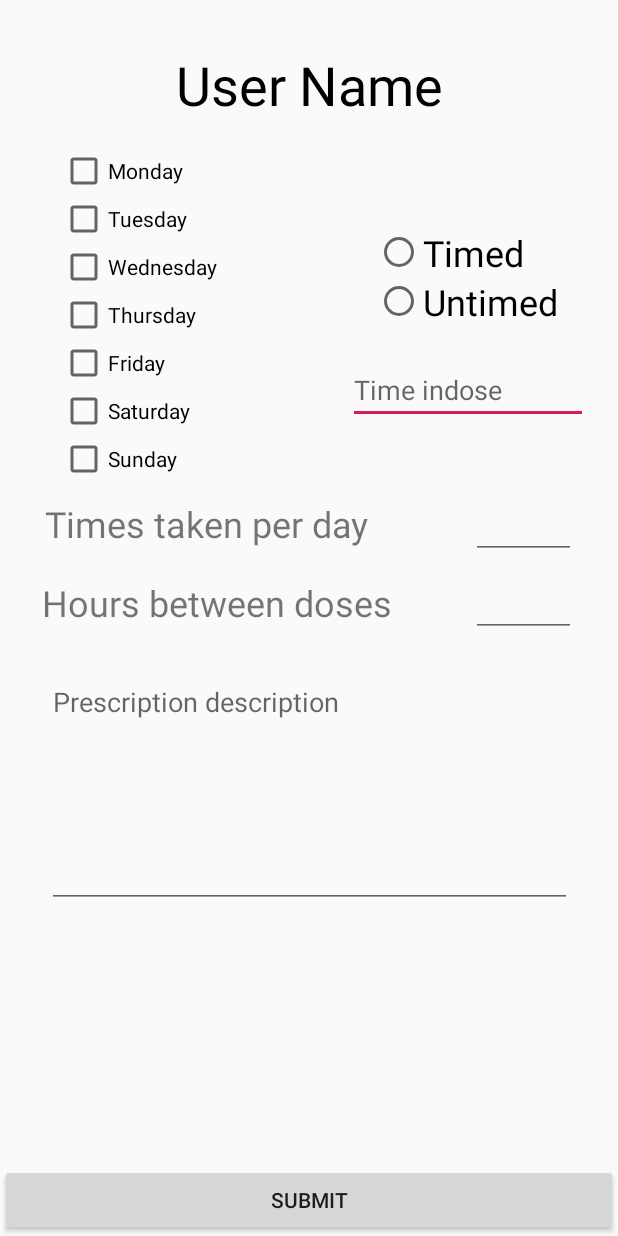
After one commit to zyc1996/CS401_Group3_Project3, an Android app: the layout activity_add_prescription.xml on its own in the app's theme, with its tools: preview values and no code run, on a phone screen of 412 x 824 dp. The commit adds this screen. Run offline under Robolectric (Android 15) with nearby library versions, the phone set to English and light mode, and no system bars.

Commit message:
Manual merge attempt with Ybranch

```diff
--- a/app/src/main/java/cs401/group3/pillpopper/ui/HomepagePatientActivity.java
+++ b/app/src/main/java/cs401/group3/pillpopper/ui/HomepagePatientActivity.java
@@ -1,10 +1,10 @@
 package cs401.group3.pillpopper.ui;
 
-import android.os.Bundle;
+        import android.os.Bundle;
 
-import androidx.appcompat.app.AppCompatActivity;
+        import androidx.appcompat.app.AppCompatActivity;
 
-import cs401.group3.pillpopper.R;
+        import cs401.group3.pillpopper.R;
 
 public class HomepagePatientActivity extends AppCompatActivity {
 
--- /dev/null
+++ b/app/src/main/res/layout/activity_add_prescription.xml
@@ -0,0 +1,185 @@
+<?xml version="1.0" encoding="utf-8"?>
+<androidx.constraintlayout.widget.ConstraintLayout xmlns:android="http://schemas.android.com/apk/res/android"
+    xmlns:app="http://schemas.android.com/apk/res-auto"
+    xmlns:tools="http://schemas.android.com/tools"
+    android:layout_width="match_parent"
+    android:layout_height="match_parent"
+    tools:context=".ui.AddPrescriptionActivity">
+
+    <TextView
+        android:id="@+id/user_name"
+        android:layout_width="wrap_content"
+        android:layout_height="wrap_content"
+        android:layout_marginTop="32dp"
+        android:text="@string/user_name"
+        android:textColor="@android:color/black"
+        android:textSize="36sp"
+        app:layout_constraintEnd_toEndOf="parent"
+        app:layout_constraintStart_toStartOf="parent"
+        app:layout_constraintTop_toTopOf="parent" />
+
+    <androidx.appcompat.widget.LinearLayoutCompat
+        android:layout_width="wrap_content"
+        android:layout_height="wrap_content"
+        android:orientation="vertical"
+        android:layout_marginStart="40dp"
+        android:layout_marginTop="17dp"
+        app:layout_constraintStart_toStartOf="parent"
+        app:layout_constraintTop_toBottomOf="@+id/user_name">
+
+        <androidx.appcompat.widget.AppCompatCheckBox
+            android:id="@+id/monday_radio_button"
+            android:layout_width="match_parent"
+            android:layout_height="wrap_content"
+            android:text="@string/monday_button" />
+
+        <androidx.appcompat.widget.AppCompatCheckBox
+            android:id="@+id/tuesday_radio_button"
+            android:layout_width="match_parent"
+            android:layout_height="wrap_content"
+            android:text="@string/tuesday_button" />
+
+        <androidx.appcompat.widget.AppCompatCheckBox
+            android:id="@+id/wednesday_radio_button"
+            android:layout_width="match_parent"
+            android:layout_height="wrap_content"
+            android:text="@string/wednesday_button" />
+
+        <androidx.appcompat.widget.AppCompatCheckBox
+            android:id="@+id/thursday_radio_button"
+            android:layout_width="match_parent"
+            android:layout_height="wrap_content"
+            android:text="@string/thursday_button" />
+
+        <androidx.appcompat.widget.AppCompatCheckBox
+            android:id="@+id/friday_radio_button"
+            android:layout_width="match_parent"
+            android:layout_height="wrap_content"
+            android:text="@string/friday_button" />
+
+        <androidx.appcompat.widget.AppCompatCheckBox
+            android:id="@+id/saturday_radio_button"
+            android:layout_width="match_parent"
+            android:layout_height="wrap_content"
+            android:text="@string/saturday_button" />
+
+        <androidx.appcompat.widget.AppCompatCheckBox
+            android:id="@+id/sunday_radio_button"
+            android:layout_width="match_parent"
+            android:layout_height="wrap_content"
+            android:text="@string/sunday_button" />
+    </androidx.appcompat.widget.LinearLayoutCompat>
+
+    <RadioGroup
+        android:id="@+id/radioGroup"
+        android:layout_width="wrap_content"
+        android:layout_height="wrap_content"
+
+        android:layout_marginTop="71dp"
+        android:layout_marginEnd="40dp"
+        app:layout_constraintEnd_toEndOf="parent"
+        app:layout_constraintTop_toBottomOf="@+id/user_name">
+
+        <RadioButton
+            android:id="@+id/timed_radio_button"
+            android:layout_width="match_parent"
+            android:layout_height="wrap_content"
+            android:text="@string/timed"
+            android:textSize="24sp" />
+
+        <RadioButton
+            android:id="@+id/untimed_radio_button"
+            android:layout_width="match_parent"
+            android:layout_height="wrap_content"
+            android:text="@string/untimed"
+            android:textSize="24sp" />
+
+    </RadioGroup>
+
+    <EditText
+        android:id="@+id/does_time_fill"
+        android:layout_width="160dp"
+        android:layout_height="wrap_content"
+        android:layout_marginTop="20dp"
+        android:layout_marginEnd="20dp"
+        android:autofillHints=""
+        android:ems="10"
+        android:hint="@string/time_indose"
+        android:inputType="time"
+        app:layout_constraintEnd_toEndOf="parent"
+        app:layout_constraintTop_toBottomOf="@+id/radioGroup" />
+
+    <TextView
+        android:id="@+id/times_taken_hint"
+        android:layout_width="wrap_content"
+        android:layout_height="wrap_content"
+        android:layout_marginStart="30dp"
+        android:layout_marginTop="50dp"
+        android:text="@string/times_taken_per_day"
+        android:textSize="24sp"
+        app:layout_constraintStart_toStartOf="parent"
+        app:layout_constraintTop_toBottomOf="@+id/does_time_fill" />
+
+    <EditText
+        android:id="@+id/times_taken"
+        android:layout_width="70dp"
+        android:layout_height="40dp"
+        android:layout_marginTop="50dp"
+        android:layout_marginEnd="28dp"
+        android:ems="10"
+        android:inputType="number"
+        android:textSize="24sp"
+        android:labelFor="@id/times_taken"
+        app:layout_constraintEnd_toEndOf="parent"
+        app:layout_constraintTop_toBottomOf="@+id/does_time_fill"
+        android:autofillHints="" />
+
+    <EditText
+        android:id="@+id/dosage_break_time"
+        android:layout_width="70dp"
+        android:layout_height="40dp"
+        android:layout_marginTop="12dp"
+        android:layout_marginEnd="28dp"
+        android:autofillHints=""
+        android:ems="10"
+        android:inputType="number"
+        android:textSize="24sp"
+        android:labelFor="@id/dosage_break_time"
+        app:layout_constraintEnd_toEndOf="parent"
+        app:layout_constraintTop_toBottomOf="@+id/times_taken" />
+
+    <TextView
+        android:id="@+id/dosage_break_time_hint"
+        android:layout_width="wrap_content"
+        android:layout_height="wrap_content"
+        android:layout_marginStart="28dp"
+        android:layout_marginTop="20dp"
+        android:text="@string/hours_between_doses"
+        android:textSize="24sp"
+        app:layout_constraintStart_toStartOf="parent"
+        app:layout_constraintTop_toBottomOf="@+id/times_taken_hint" />
+
+    <EditText
+        android:id="@+id/prescription_description_fill"
+        android:layout_width="350dp"
+        android:layout_height="160dp"
+        android:layout_marginTop="27dp"
+        android:ems="10"
+        android:gravity="start|top"
+        android:hint="@string/prescription_description"
+        android:inputType="textMultiLine"
+        app:layout_constraintEnd_toEndOf="parent"
+        app:layout_constraintStart_toStartOf="parent"
+        app:layout_constraintTop_toBottomOf="@+id/dosage_break_time_hint"
+        android:autofillHints="" />
+
+    <Button
+        android:id="@+id/submit_prescription_button"
+        android:layout_width="0dp"
+        android:layout_height="wrap_content"
+        android:text="@string/submit_prescription_button"
+        app:layout_constraintBottom_toBottomOf="parent"
+        app:layout_constraintEnd_toEndOf="parent"
+        app:layout_constraintStart_toStartOf="parent" />
+
+</androidx.constraintlayout.widget.ConstraintLayout>
--- a/app/src/main/res/layout/activity_profile_patient.xml
+++ b/app/src/main/res/layout/activity_profile_patient.xml
@@ -25,7 +25,7 @@
         android:layout_marginTop="8dp"
         android:layout_marginEnd="16dp"
         android:layout_marginBottom="16dp"
-        android:text="@string/default_personal_description"
+        android:hint="@string/default_personal_description"
         android:textSize="24sp"
         app:layout_constraintBottom_toBottomOf="parent"
         app:layout_constraintEnd_toEndOf="parent"
--- /dev/null
+++ b/app/src/main/res/layout/login_fragment.xml
@@ -0,0 +1,6 @@
+<?xml version="1.0" encoding="utf-8"?>
+<LinearLayout xmlns:android="http://schemas.android.com/apk/res/android"
+    android:orientation="vertical" android:layout_width="match_parent"
+    android:layout_height="match_parent">
+
+</LinearLayout>
--- a/app/src/main/res/values/strings.xml
+++ b/app/src/main/res/values/strings.xml
@@ -29,7 +29,7 @@
     <string name="messaging_with_title">Messaging with</string>
     <string name="conversations_list_title">Your Conversations</string>
     <string name="personal_description_title">Personal description</string>
-    <string name="default_personal_description">I am a sample person</string>
+    <string name="default_personal_description">This person is lazy and didn\'t write any description</string>
     <string name="patientname_title">PatientName</string>
     <string name="edit_profile_button">Edit</string>
     <string name="submit_changes_button">Submit changes</string>
@@ -40,5 +40,11 @@
     <string name="profile_picture">Profile Picture</string>
     <string name="user_name">User Name</string>
     <string name="doctor_homepage_title">Hi DoctorName</string>
-    <string name="back_button">Back</string>
+    <string name="timed">Timed</string>
+    <string name="untimed">Untimed</string>
+    <string name="time_indose">Time indose</string>
+    <string name="times_taken_per_day">Times taken per day</string>
+    <string name="hours_between_doses">Hours between doses</string>
+    <string name="submit_prescription_button">Submit</string>
+    <string name="prescription_description">Prescription description</string>
 </resources>
--- a/app/src/main/res/values/styles.xml
+++ b/app/src/main/res/values/styles.xml
@@ -1,7 +1,7 @@
 <resources>
 
     <!-- Base application theme. -->
-    <style name="AppTheme" parent="Theme.AppCompat.Light.NoActionBar">
+    <style name="AppTheme" parent="Theme.AppCompat.Light.DarkActionBar">
         <!-- Customize your theme here. -->
         <item name="colorPrimary">@color/colorPrimary</item>
         <item name="colorPrimaryDark">@color/colorPrimaryDark</item>
```
Also changed, not shown: app/src/main/AndroidManifest.xml (+7 -6 lines), app/src/main/java/cs401/group3/pillpopper/ui/AddPrescriptionActivity.java (renamed from app/src/main/java/cs401/group3/pillpopper/ui/profile_patient_edit.java, +7 -3 lines), app/src/main/java/cs401/group3/pillpopper/ui/LoginRegisterActivity.java (+0 -28 lines), app/src/main/java/cs401/group3/pillpopper/ui/Message.java (deleted, +0 -14 lines), app/src/main/java/cs401/group3/pillpopper/ui/Message_view.java (deleted, +0 -14 lines), app/src/main/java/cs401/group3/pillpopper/ui/PatientProfileActivity.java (+24 -1 lines), app/src/main/java/cs401/group3/pillpopper/ui/ProfileEditActivity.java (+11 -0 lines), app/src/main/res/layout/activity_login_register.xml (+1 -13 lines), app/src/main/res/layout/activity_message.xml (deleted, +0 -39 lines).
